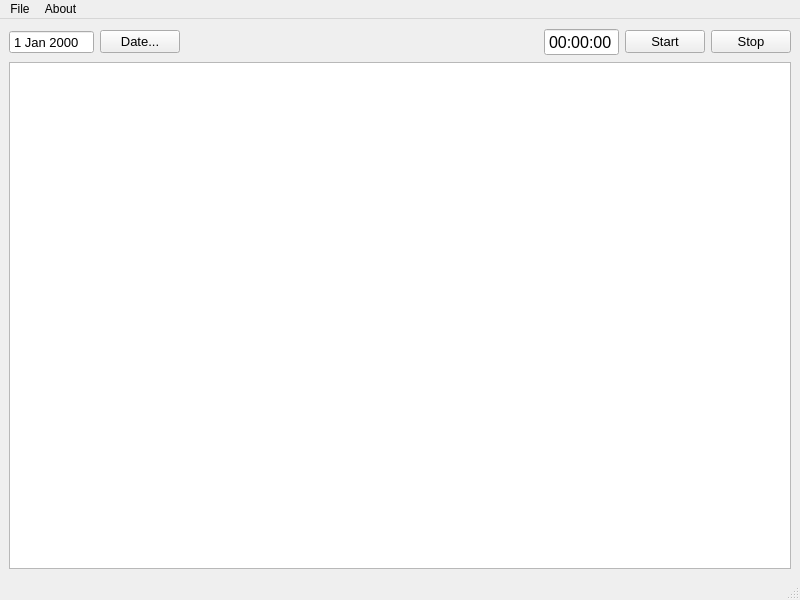
OscarVegener/UnderManager, file mainwindow.ui: the form before one commit.
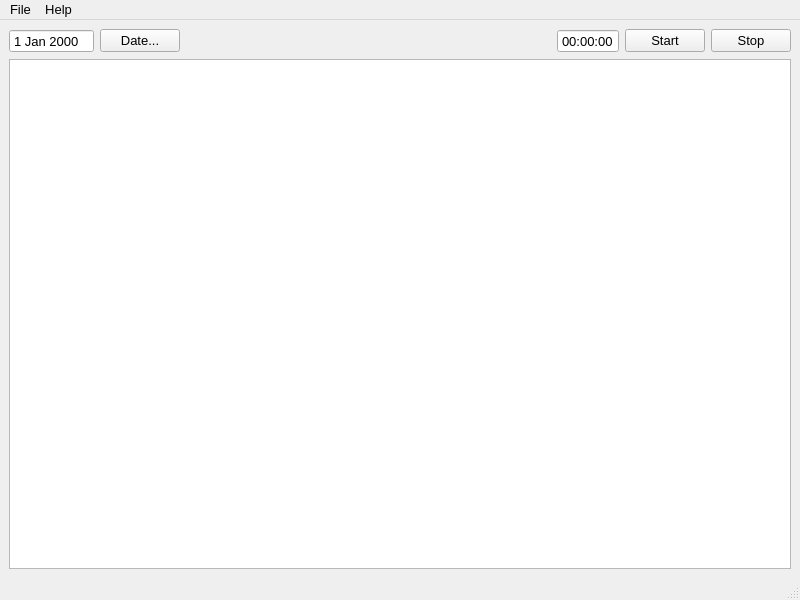
The form after the commit.

Patch:
```diff
--- a/mainwindow.ui
+++ b/mainwindow.ui
@@ -10,6 +10,11 @@
     <height>600</height>
    </rect>
   </property>
+  <property name="font">
+   <font>
+    <pointsize>10</pointsize>
+   </font>
+  </property>
   <property name="windowTitle">
    <string>UnderManager</string>
   </property>
@@ -67,7 +72,7 @@
        <widget class="QTimeEdit" name="timeEdit">
         <property name="font">
          <font>
-          <pointsize>12</pointsize>
+          <pointsize>10</pointsize>
          </font>
         </property>
         <property name="focusPolicy">
@@ -115,6 +120,17 @@
     </item>
     <item row="1" column="0">
      <widget class="QTableView" name="tableView">
+      <property name="font">
+       <font>
+        <pointsize>10</pointsize>
+       </font>
+      </property>
+      <property name="focusPolicy">
+       <enum>Qt::ClickFocus</enum>
+      </property>
+      <property name="contextMenuPolicy">
+       <enum>Qt::CustomContextMenu</enum>
+      </property>
       <property name="sizeAdjustPolicy">
        <enum>QAbstractScrollArea::AdjustToContents</enum>
       </property>
@@ -158,7 +174,7 @@
      <x>0</x>
      <y>0</y>
      <width>800</width>
-     <height>26</height>
+     <height>29</height>
     </rect>
    </property>
    <widget class="QMenu" name="menuFile">
@@ -172,7 +188,7 @@
    </widget>
    <widget class="QMenu" name="menuAbout">
     <property name="title">
-     <string>About</string>
+     <string>Help</string>
     </property>
    </widget>
    <addaction name="menuFile"/>
```
Left out of the diff: 12 changed lines with no effect on the pictures.
